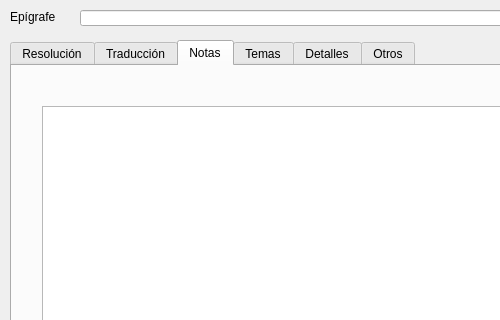
Qt form nuevaresolucion.ui (rogorido/qtpredicadores) before a commit; both pictures show x 0 to 500 and y 0 to 320 of the 765 by 435 pixel window.
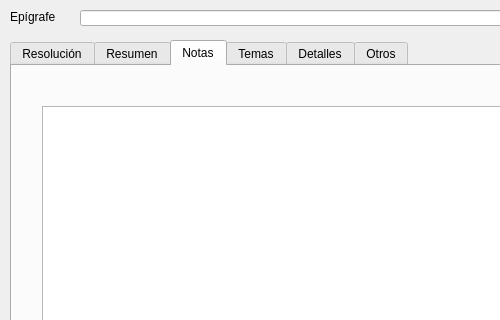
The same form after that commit. The open tabs and pages were chosen to show the change.

What changed in the file:
```diff
--- a/nuevaresolucion.ui
+++ b/nuevaresolucion.ui
@@ -75,7 +75,7 @@
    </widget>
    <widget class="QWidget" name="tabTraduccion">
     <attribute name="title">
-     <string>Traducción</string>
+     <string>Resumen</string>
     </attribute>
     <widget class="QTextEdit" name="txtResolucionResumen">
      <property name="geometry">
```
Left out of the diff: 4 changed lines with no effect on the pictures.
